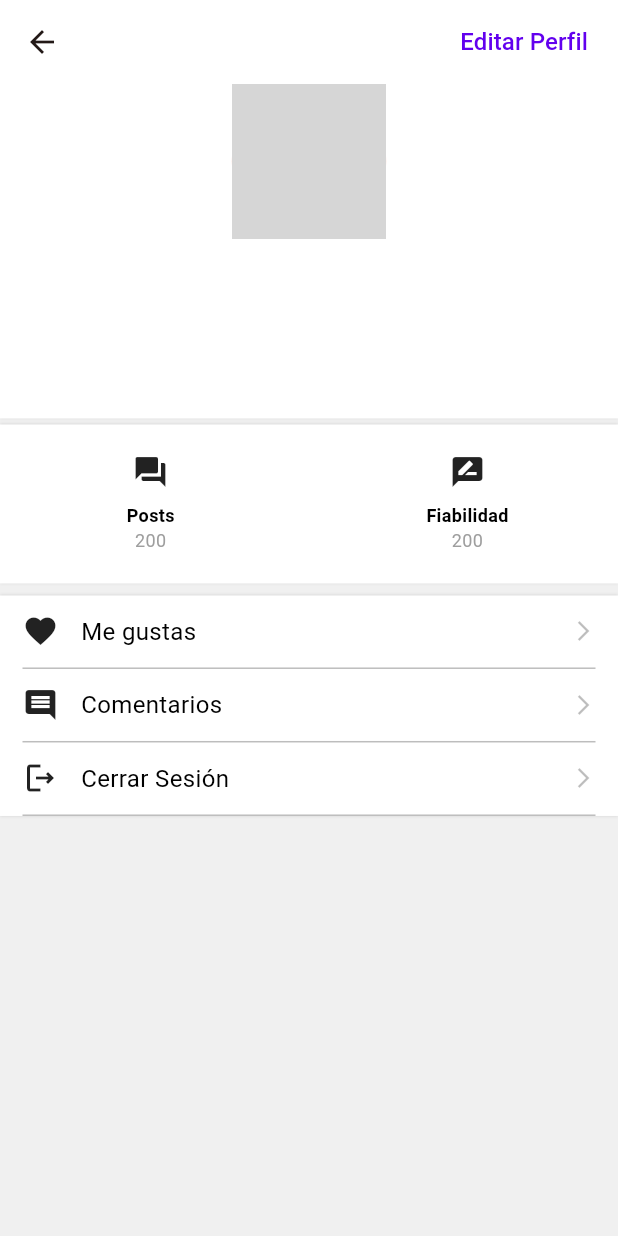
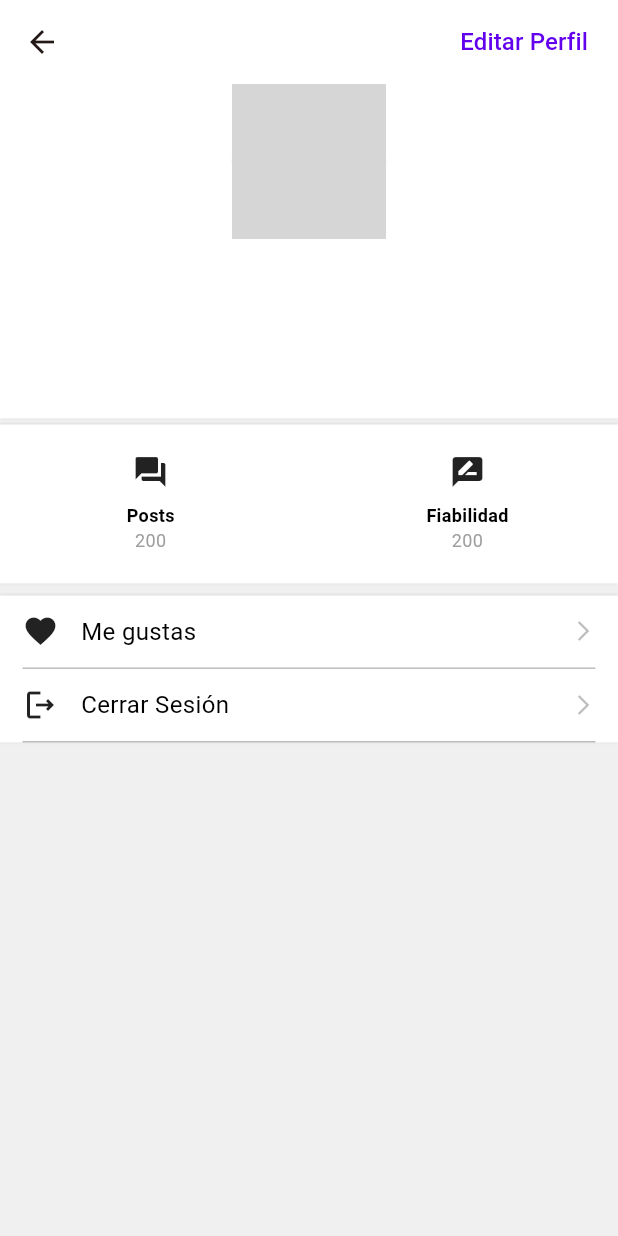
Before and after one commit to JoaquinD26/pets, a Flutter app: the ProfileView screen opened directly with empty values, on a phone screen of 412 x 824 dp. Run offline on Flutter 3.47's test engine with Material 3 defaults, Android fonts, the light colour scheme and no system bars; our stand-ins replace cached_network_image, carousel_slider, file_picker, firebase_core, flutter_animate, flutter_rating_bar and 5 more; missing offline and left inert: clippy_flutter; accounts and stored records are empty; network calls fail; grey boxes are pictures that could not be loaded.

Commit message:
cambios mejora

```diff
--- a/lib/components/forum_card.dart
+++ b/lib/components/forum_card.dart
@@ -136,7 +136,7 @@ class ForumPostCardState extends State<ForumPostCard> {
                 Text(
                   widget.forum.name,
                   style: TextStyle(
-                    fontSize: 20,
+                    fontSize: 13,
                     fontWeight: FontWeight.bold,
                   ),
                 ),
--- a/lib/components/posts_from_forum.dart
+++ b/lib/components/posts_from_forum.dart
@@ -296,7 +296,7 @@ class PostDetailsPageState extends State<PostDetailsPage> {
                       child: Column(
                         children: [
                           ListTile(
-                            title: Text(userName),
+                            title: Text(userName, style: TextStyle(color: Colors.black, fontWeight:FontWeight.bold),),
                             subtitle: Text(post.text),
                           ),
                           Row(
--- a/lib/models/pet.dart
+++ b/lib/models/pet.dart
@@ -27,8 +27,8 @@ class Pet {
   factory Pet.fromJson(Map<String, dynamic> json) {
     return Pet(
       id: json['id'] ?? 0,
-      name: json['name'] ?? '',
-      animal: json['animal'] ?? '',
+      name: utf8.decode(json['name'].toString().codeUnits),
+      animal: utf8.decode(json['animal'].toString().codeUnits),
       race: json['race'] != null ? utf8.decode(json['race'].toString().codeUnits)  : '',
       weight: (json['weight'] ?? 0.0).toDouble(),
       gender: json['gender'] ?? 0,
--- a/lib/pages/forum_view.dart
+++ b/lib/pages/forum_view.dart
@@ -326,7 +326,7 @@ class ForumPageState extends State<ForumPage> {
     final config = Config.fromJson(configJson);
 
     try {
-      DateFormat formatter = DateFormat('yyyy-MM-dd HH:mm:ss');
+      DateFormat formatter = DateFormat('yyyy-MM-dd');
       var fechaDeHoy = formatter.format(DateTime.now());
 
       if (kDebugMode) {
--- a/lib/pages/profile/profile_view.dart
+++ b/lib/pages/profile/profile_view.dart
@@ -170,15 +170,6 @@ class ProfileViewState extends State<ProfileView> {
                     height: 1,
                   ),
                   MenuRow(
-                    icon: Icon(Icons.comment),
-                    title: "Comentarios",
-                    onPressed: () {},
-                  ),
-                  const Divider(
-                    color: Colors.black26,
-                    height: 1,
-                  ),
-                  MenuRow(
                     icon: Icon(Icons.logout_outlined),
                     title: "Cerrar Sesión",
                     onPressed: () async {
```
Also changed, not shown: lib/models/User.dart (+5 -3 lines).
